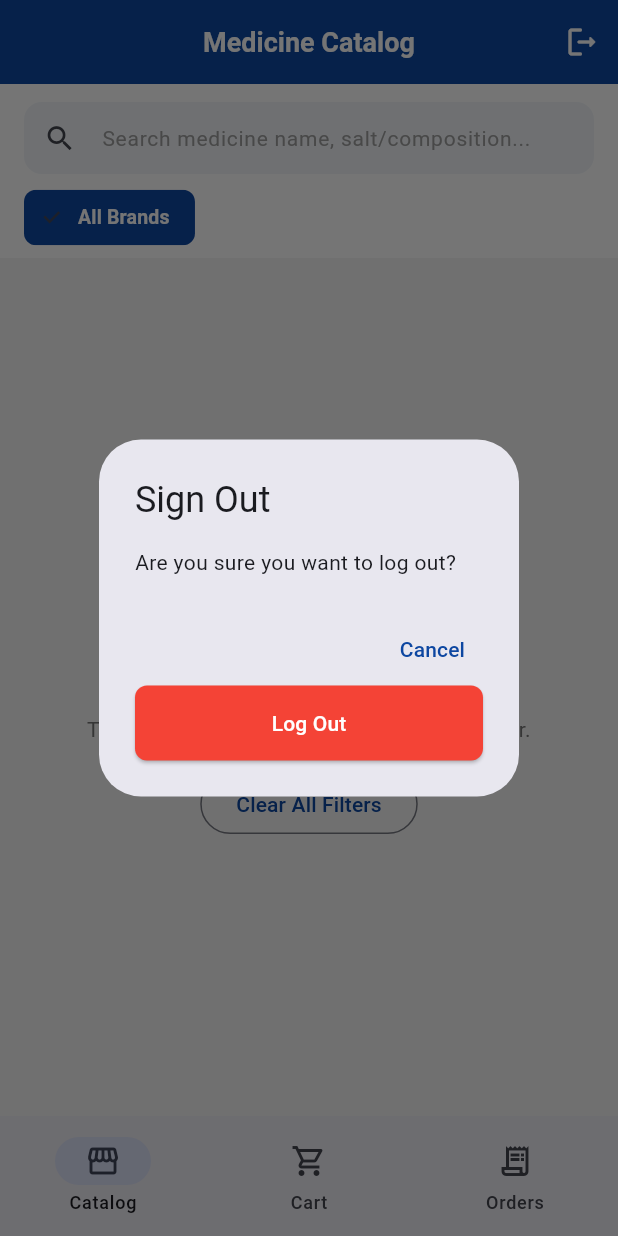
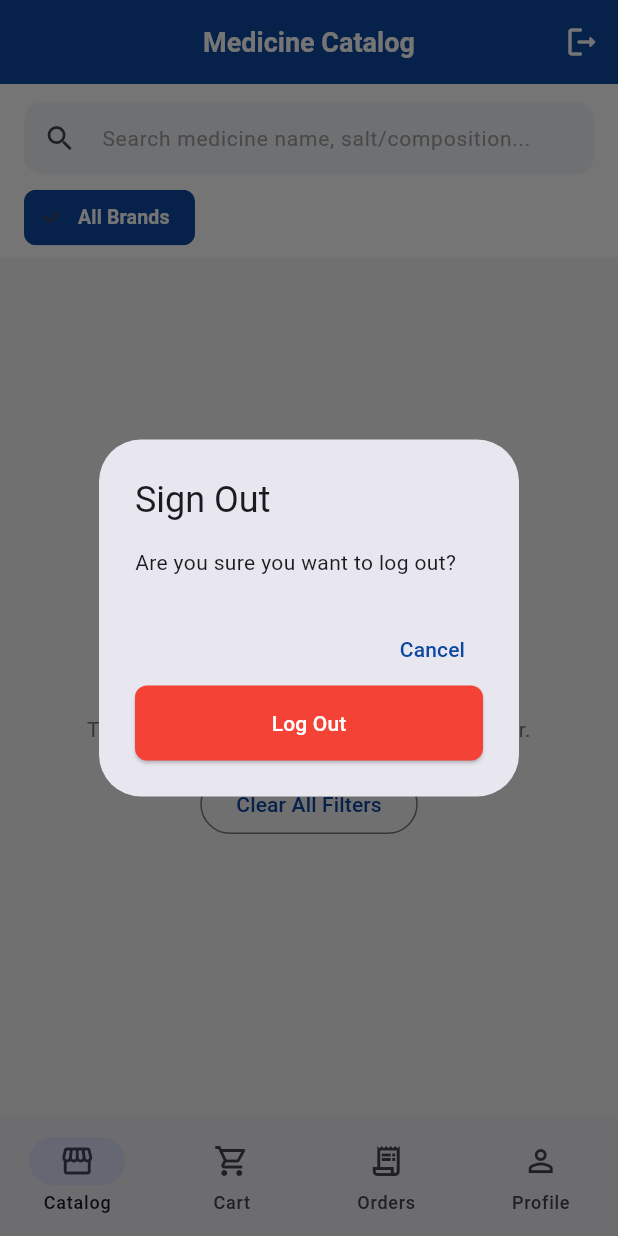
Before and after one commit to divyanshuyadav2/cpa_new, a Flutter app: the RetailerDashboard screen opened by its route, after a tap on the "logout" icon, on a phone screen of 412 x 824 dp. Run offline on Flutter 3.47's test engine with Material 3 defaults, Android fonts, the phone set to English and light mode, and no system bars; our stand-ins replace cached_network_image, dio, go_router, shared_preferences; accounts and stored records are empty; network calls fail.

Commit message:
feat(mobile): add dedicated Store Profile screen and navigation tab for retailers

```diff
--- a/cpa_mobile/lib/providers/auth_provider.dart
+++ b/cpa_mobile/lib/providers/auth_provider.dart
@@ -37,48 +37,13 @@ class AuthProvider with ChangeNotifier {
     notifyListeners();
 
     try {
-      Response? response;
-      DioException? lastDioError;
-
-      // First attempt: try logging in as regular user (Retailer, Salesman, Biller)
-      try {
-        response = await ApiClient.instance.post(
+      final response = await ApiClient.instance.post(
         ApiConstants.login,
         data: FormData.fromMap({
           'email': email,
           'password': password,
-            'type': 'user',
         }),
       );
-      } on DioException catch (e) {
-        lastDioError = e;
-        // If user credentials failed or not found, try as admin
-        if (e.response?.statusCode == 401 || e.response?.statusCode == 404 || e.response?.statusCode == 422) {
-          try {
-            response = await ApiClient.instance.post(
-              ApiConstants.login,
-              data: FormData.fromMap({
-                'email': email,
-                'password': password,
-                'type': 'admin',
-              }),
-            );
-          } on DioException catch (adminErr) {
-            lastDioError = adminErr;
-          }
-        }
-      }
-
-      if (response == null) {
-        _isLoading = false;
-        if (lastDioError?.response?.data is Map && lastDioError?.response?.data['message'] != null) {
-          _errorMessage = lastDioError!.response!.data['message'].toString();
-        } else {
-          _errorMessage = 'Invalid email or password. Please try again.';
-        }
-        notifyListeners();
-        return false;
-      }
 
       _token = response.data['token'];
       _user = User.fromJson(response.data['user']);
--- /dev/null
+++ b/cpa_mobile/lib/screens/retailer/profile_screen.dart
@@ -0,0 +1,309 @@
+import 'package:flutter/material.dart';
+import 'package:provider/provider.dart';
+import '../../providers/auth_provider.dart';
+
+class ProfileScreen extends StatelessWidget {
+  const ProfileScreen({super.key});
+
+  @override
+  Widget build(BuildContext context) {
+    final auth = context.watch<AuthProvider>();
+    final user = auth.user;
+
+    final storeName = (user?.companyName != null && user!.companyName!.trim().isNotEmpty)
+        ? user.companyName!
+        : 'Medical Store';
+    final ownerName = (user?.name != null && user!.name.trim().isNotEmpty)
+        ? user.name
+        : 'Retailer';
+    final email = user?.email ?? 'N/A';
+    final phone = user?.phone ?? 'N/A';
+    final address = (user?.address != null && user!.address!.trim().isNotEmpty)
+        ? user.address!
+        : 'No address provided';
+
+    return Scaffold(
+      backgroundColor: const Color(0xFFF8FAFC),
+      body: SingleChildScrollView(
+        padding: const EdgeInsets.symmetric(horizontal: 16.0, vertical: 20.0),
+        child: Column(
+          crossAxisAlignment: CrossAxisAlignment.stretch,
+          children: [
+            // Profile Header Card
+            Container(
+              padding: const EdgeInsets.all(20),
+              decoration: BoxDecoration(
+                gradient: const LinearGradient(
+                  colors: [Color(0xFF0D47A1), Color(0xFF1976D2)],
+                  begin: Alignment.topLeft,
+                  end: Alignment.bottomRight,
+                ),
+                borderRadius: BorderRadius.circular(16),
+                boxShadow: [
+                  BoxShadow(
+                    color: const Color(0xFF0D47A1).withOpacity(0.25),
+                    blurRadius: 12,
+                    offset: const Offset(0, 4),
+                  ),
+                ],
+              ),
+              child: Row(
+                children: [
+                  CircleAvatar(
+                    radius: 36,
+                    backgroundColor: Colors.white,
+                    child: CircleAvatar(
+                      radius: 33,
+                      backgroundColor: const Color(0xFFE3F2FD),
+                      child: Text(
+                        ownerName.isNotEmpty ? ownerName[0].toUpperCase() : 'R',
+                        style: const TextStyle(
+                          fontSize: 28,
+                          fontWeight: FontWeight.bold,
+                          color: Color(0xFF0D47A1),
+                        ),
+                      ),
+                    ),
+                  ),
+                  const SizedBox(width: 16),
+                  Expanded(
+                    child: Column(
+                      crossAxisAlignment: CrossAxisAlignment.start,
+                      children: [
+                        Text(
+                          storeName,
+                          style: const TextStyle(
+                            fontSize: 18,
+                            fontWeight: FontWeight.bold,
+                            color: Colors.white,
+                          ),
+                          maxLines: 1,
+                          overflow: TextOverflow.ellipsis,
+                        ),
+                        const SizedBox(height: 4),
+                        Text(
+                          ownerName,
+                          style: const TextStyle(
+                            fontSize: 14,
+                            color: Colors.white70,
+                            fontWeight: FontWeight.w500,
+                          ),
+                        ),
+                        const SizedBox(height: 8),
+                        Container(
+                          padding: const EdgeInsets.symmetric(horizontal: 10, vertical: 4),
+                          decoration: BoxDecoration(
+                            color: Colors.white.withOpacity(0.2),
+                            borderRadius: BorderRadius.circular(20),
+                          ),
+                          child: const Row(
+                            mainAxisSize: MainAxisSize.min,
+                            children: [
+                              Icon(Icons.verified, size: 14, color: Colors.white),
+                              SizedBox(width: 4),
+                              Text(
+                                'Verified Retailer',
+                                style: TextStyle(
+                                  color: Colors.white,
+                                  fontSize: 11,
+                                  fontWeight: FontWeight.bold,
+                                ),
+                              ),
+                            ],
+                          ),
+                        ),
+                      ],
+                    ),
+                  ),
+                ],
+              ),
+            ),
+
+            const SizedBox(height: 20),
+
+            // Store & Account Details Section
+            const Text(
+              'Store & Contact Details',
+              style: TextStyle(
+                fontSize: 15,
+                fontWeight: FontWeight.bold,
+                color: Color(0xFF334155),
+              ),
+            ),
+            const SizedBox(height: 10),
+            Card(
+              elevation: 0,
+              shape: RoundedRectangleBorder(
+                borderRadius: BorderRadius.circular(14),
+                side: BorderSide(color: Colors.grey.shade200),
+              ),
+              color: Colors.white,
+              child: Padding(
+                padding: const EdgeInsets.symmetric(vertical: 8),
+                child: Column(
+                  children: [
+                    _buildInfoTile(
+                      icon: Icons.storefront_outlined,
+                      title: 'Pharmacy Name',
+                      value: storeName,
+                    ),
+                    const Divider(height: 1, indent: 56),
+                    _buildInfoTile(
+                      icon: Icons.person_outline,
+                      title: 'Contact Person',
+                      value: ownerName,
+                    ),
+                    const Divider(height: 1, indent: 56),
+                    _buildInfoTile(
+                      icon: Icons.email_outlined,
+                      title: 'Email Address',
+                      value: email,
+                    ),
+                    const Divider(height: 1, indent: 56),
+                    _buildInfoTile(
+                      icon: Icons.phone_outlined,
+                      title: 'Mobile Phone',
+                      value: phone,
+                    ),
+                    const Divider(height: 1, indent: 56),
+                    _buildInfoTile(
+                      icon: Icons.location_on_outlined,
+                      title: 'Delivery Address',
+                      value: address,
+                    ),
+                  ],
+                ),
+              ),
+            ),
+
+            const SizedBox(height: 20),
+
+            // Agency & Support Section
+            const Text(
+              'Distributor & Agency Info',
+              style: TextStyle(
+                fontSize: 15,
+                fontWeight: FontWeight.bold,
+                color: Color(0xFF334155),
+              ),
+            ),
+            const SizedBox(height: 10),
+            Card(
+              elevation: 0,
+              shape: RoundedRectangleBorder(
+                borderRadius: BorderRadius.circular(14),
+                side: BorderSide(color: Colors.grey.shade200),
+              ),
+              color: Colors.white,
+              child: Padding(
+                padding: const EdgeInsets.symmetric(vertical: 8),
+                child: Column(
+                  children: [
+                    _buildInfoTile(
+                      icon: Icons.business_outlined,
+                      title: 'Authorized Agency',
+                      value: 'Chitranshu Pharmaceuticals Agency',
+                    ),
+                    const Divider(height: 1, indent: 56),
+                    _buildInfoTile(
+                      icon: Icons.support_agent_outlined,
+                      title: 'Helpline & Support',
+                      value: 'Contact Agency Admin / Salesman',
+                    ),
+                    const Divider(height: 1, indent: 56),
+                    _buildInfoTile(
+                      icon: Icons.info_outline,
+                      title: 'Application Version',
+                      value: 'v1.0.0 (Release)',
+                    ),
+                  ],
+                ),
+              ),
+            ),
+
+            const SizedBox(height: 24),
+
+            // Logout Button
+            OutlinedButton.icon(
+              style: OutlinedButton.styleFrom(
+                foregroundColor: Colors.red.shade700,
+                side: BorderSide(color: Colors.red.shade300),
+                padding: const EdgeInsets.symmetric(vertical: 14),
+                shape: RoundedRectangleBorder(
+                  borderRadius: BorderRadius.circular(12),
+                ),
+              ),
+              icon: const Icon(Icons.logout_rounded),
+              label: const Text(
+                'Log Out Account',
+                style: TextStyle(fontSize: 15, fontWeight: FontWeight.bold),
+              ),
+              onPressed: () async {
+                final confirm = await showDialog<bool>(
+                  context: context,
+                  builder: (ctx) => AlertDialog(
+                    title: const Text('Log Out'),
+                    content: const Text('Are you sure you want to log out of your account?'),
+                    actions: [
+                      TextButton(
+                        onPressed: () => Navigator.pop(ctx, false),
+                        child: const Text('Cancel'),
+                      ),
+                      ElevatedButton(
+                        style: ElevatedButton.styleFrom(
+                          backgroundColor: Colors.red.shade700,
+                          foregroundColor: Colors.white,
+                        ),
+                        onPressed: () => Navigator.pop(ctx, true),
+                        child: const Text('Log Out'),
+                      ),
+                    ],
+                  ),
+                );
+                if (confirm == true && context.mounted) {
+                  await context.read<AuthProvider>().logout();
+                }
+              },
+            ),
+
+            const SizedBox(height: 30),
+          ],
+        ),
+      ),
+    );
+  }
+
+  Widget _buildInfoTile({
+    required IconData icon,
+    required String title,
+    required String value,
+  }) {
+    return ListTile(
+      leading: Container(
+        padding: const EdgeInsets.all(8),
+        decoration: BoxDecoration(
+          color: const Color(0xFF0D47A1).withOpacity(0.08),
+          borderRadius: BorderRadius.circular(8),
+        ),
+        child: Icon(icon, color: const Color(0xFF0D47A1), size: 20),
+      ),
+      title: Text(
+        title,
+        style: TextStyle(
+          fontSize: 12,
+          color: Colors.grey.shade600,
+          fontWeight: FontWeight.w500,
+        ),
+      ),
+      subtitle: Text(
+        value,
+        style: const TextStyle(
+          fontSize: 14,
+          fontWeight: FontWeight.w600,
+          color: Color(0xFF1E293B),
+        ),
+      ),
+      dense: true,
+    );
+  }
+}
--- a/cpa_mobile/lib/screens/retailer/retailer_dashboard.dart
+++ b/cpa_mobile/lib/screens/retailer/retailer_dashboard.dart
@@ -5,6 +5,7 @@ import '../../providers/cart_provider.dart';
 import 'catalog_screen.dart';
 import 'cart_screen.dart';
 import 'orders_screen.dart';
+import 'profile_screen.dart';
 
 class RetailerDashboard extends StatefulWidget {
   const RetailerDashboard({super.key});
@@ -20,12 +21,14 @@ class _RetailerDashboardState extends State<RetailerDashboard> {
     CatalogScreen(),
     CartScreen(),
     OrdersScreen(),
+    ProfileScreen(),
   ];
 
   final List<String> _titles = const [
     'Medicine Catalog',
     'Shopping Cart',
     'My Orders',
+    'Store Profile',
   ];
 
   @override
@@ -115,6 +118,11 @@ class _RetailerDashboardState extends State<RetailerDashboard> {
             selectedIcon: Icon(Icons.receipt_long),
             label: 'Orders',
           ),
+          const NavigationDestination(
+            icon: Icon(Icons.person_outline),
+            selectedIcon: Icon(Icons.person),
+            label: 'Profile',
+          ),
         ],
       ),
     );
```
Lines whose indentation alone changed are shown as unchanged.
